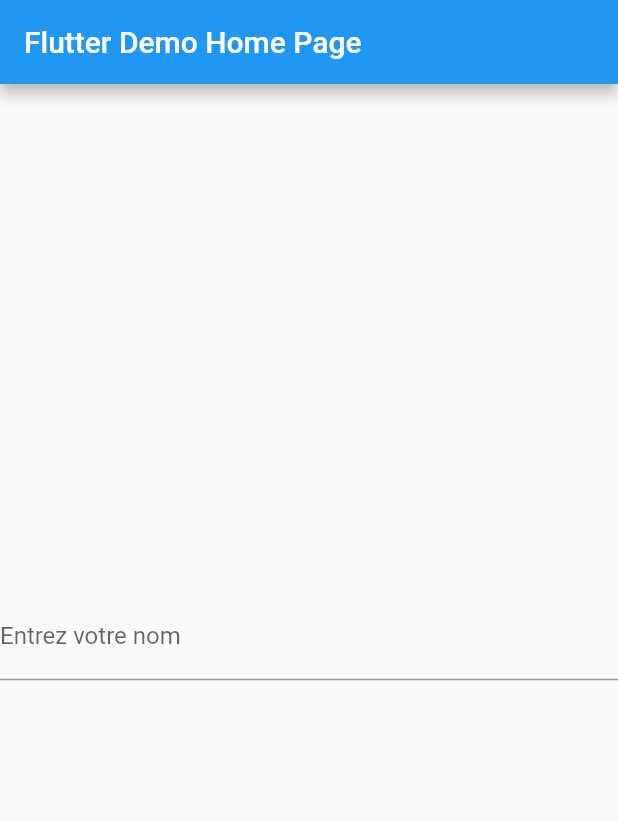
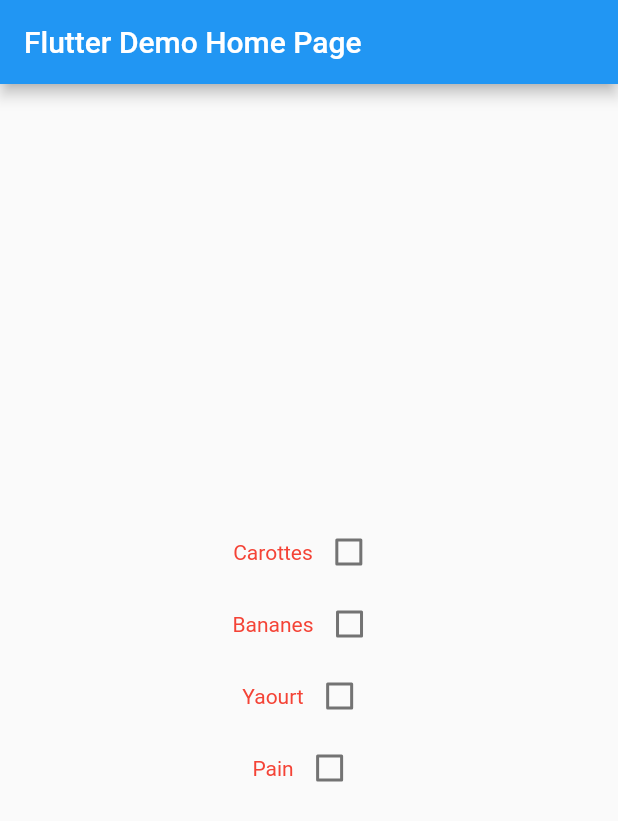
Before and after one commit to suvaAF/widgets_interact, a Flutter app: the screen it shows after launch, on a phone screen of 412 x 824 dp. Shown: the top 821 px of the screen. Run offline on Flutter 3.47's test engine with Material 2 defaults, Android fonts, the phone set to English and light mode, and no system bars.

Commit message:
MAJ fichier main avec création List Widgets

```diff
--- a/lib/main.dart
+++ b/lib/main.dart
@@ -1,3 +1,4 @@
+import 'package:flutter/cupertino.dart';
 import 'package:flutter/foundation.dart';
 import 'package:flutter/material.dart';
 
@@ -28,16 +29,37 @@ class MyHomePage extends StatefulWidget {
 
 class _MyHomePageState extends State<MyHomePage> {
 
-  String changed;
-  String submitted;
+  Map check = {
+    'Carottes': false,
+    'Bananes': false,
+    'Yaourt': false,
+    'Pain': false,
+  };
+
+  List<Widget> checkList() {
+    List<Widget> l = [];
+    check.forEach((key, value) {
+      Row row = new Row(
+        mainAxisAlignment: MainAxisAlignment.center,
+        children: <Widget>[
+          new Text(key, style: new TextStyle(color: (value)? Colors.green: Colors.red),),
+          new Checkbox(
+              value: (value),
+              onChanged: (bool b) {
+                setState(() {
+                  check[key] = b;
+                });
+              })
+        ],
+      );
+      l.add(row);
+    });
+    return l;
+  }
 
   @override
   Widget build(BuildContext context) {
-    return new GestureDetector(
-      onTap: () {
-        FocusScope.of(context).requestFocus(new FocusNode());
-      },
-      child: Scaffold(
+    return new Scaffold(
         appBar: new AppBar(
 
           title: new Text(widget.title),
@@ -45,31 +67,12 @@ class _MyHomePageState extends State<MyHomePage> {
         body: new Center(
             child: Column(
               mainAxisAlignment: MainAxisAlignment.center,
-              children: <Widget>[
-                new TextField(
-                  keyboardType: TextInputType.number,
-                  onChanged: (String string) {
-                    setState(() {
-                      changed = string;
-                    });
-                  },
-                  onSubmitted: (String string) {
-                    setState(() {
-                      submitted = string;
-                    });
-                  },
-                  decoration: new InputDecoration(
-                      labelText: 'Entrez votre nom'
-                  ),
-                ),
-                new Text(changed ?? ''),
-                new Text(submitted ?? '')
-              ],
+              children: checkList(),
             )
 
         ),
-      ),
-    );
+      );
+
 
 
 
```
